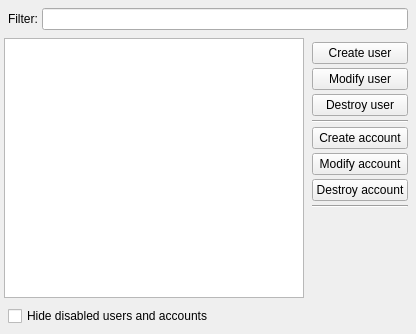
First picture: the form in Srt.QT/tt3-gui/UserManager.ui, repository akapustiatyahoocouk/TimeTracker3, before the edit.
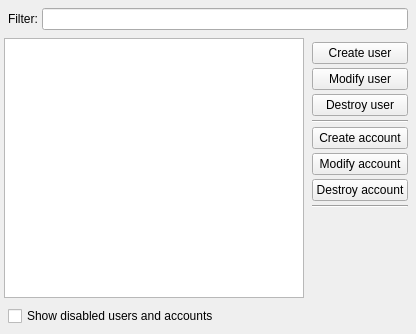
Second picture: the form after the edit. Icons and pictures are not drawn.

```diff
--- a/Srt.QT/tt3-gui/UserManager.ui
+++ b/Srt.QT/tt3-gui/UserManager.ui
@@ -213,7 +213,7 @@
       <item row="0" column="0">
        <widget class="QCheckBox" name="hideDisabledCheckBox">
         <property name="text">
-         <string>Hide disabled users and accounts</string>
+         <string>Show disabled users and accounts</string>
         </property>
        </widget>
       </item>
```
Left out of the diff: 36 changed lines with no effect on the pictures.
